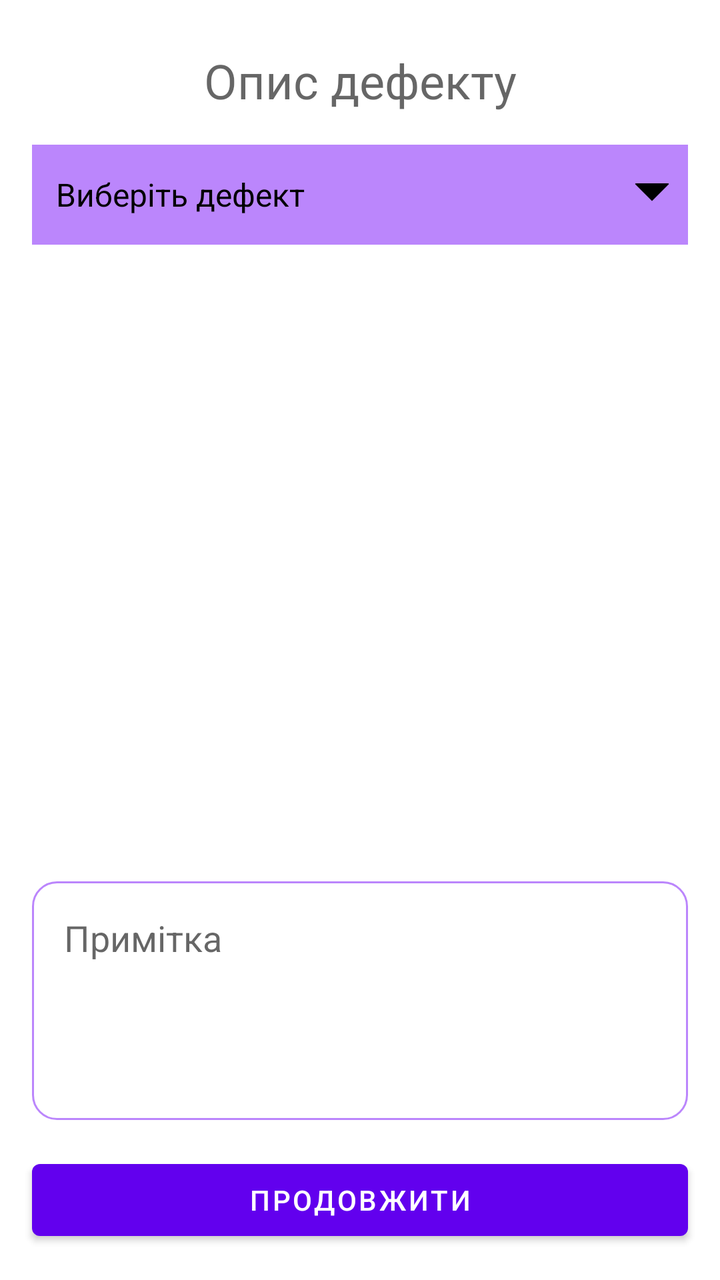
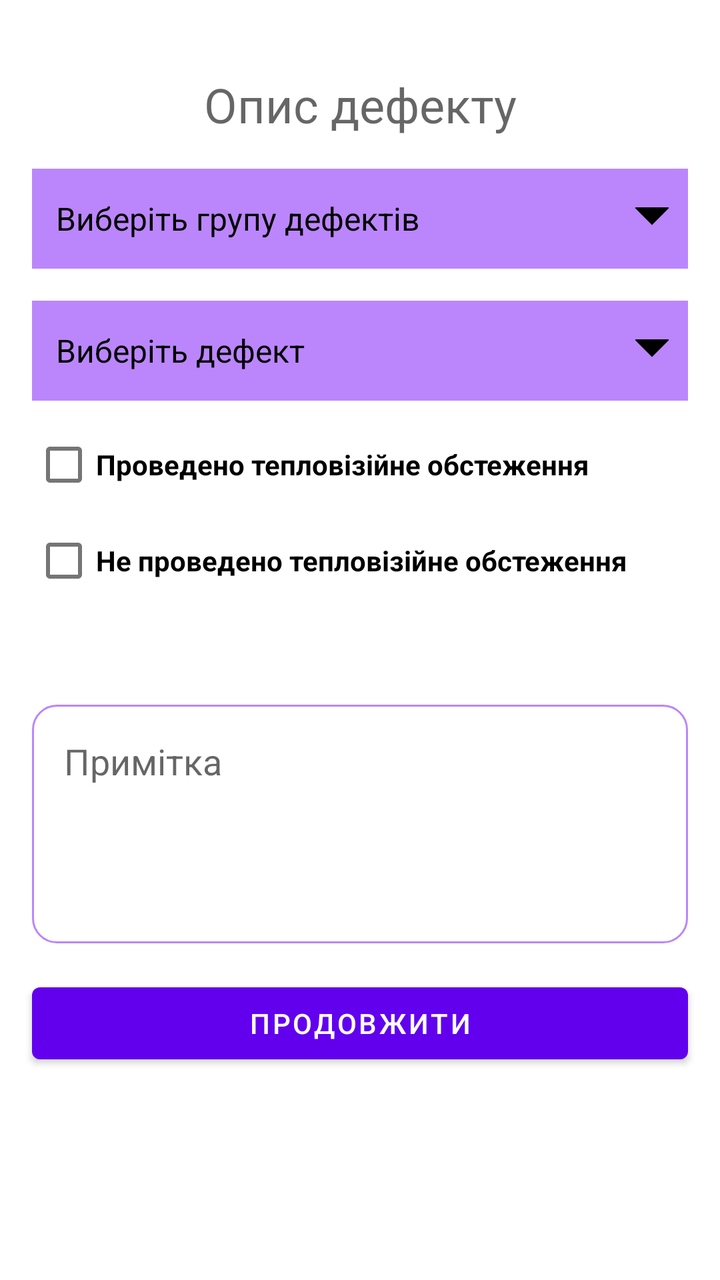

Compare the two renders of this Android layout. The source of the first and the diff that turns it into the second are given below.
<!-- AndroidManifest.xml: application theme Theme.DefectFinder -->
<!-- res/layout/activity_defect.xml -->
<?xml version="1.0" encoding="utf-8"?>
<androidx.constraintlayout.widget.ConstraintLayout xmlns:android="http://schemas.android.com/apk/res/android"
    xmlns:app="http://schemas.android.com/apk/res-auto"
    xmlns:tools="http://schemas.android.com/tools"
    android:layout_width="match_parent"
    android:layout_height="match_parent"
    tools:context=".DefectActivity">

    <TextView
        android:id="@+id/activity_name"
        android:layout_width="match_parent"
        android:layout_height="wrap_content"
        android:layout_marginTop="24dp"
        android:text="@string/defect_info"
        android:textAlignment="center"
        android:textAppearance="@style/TextAppearance.MaterialComponents.Headline3"
        android:textSize="24sp"
        app:layout_constraintEnd_toEndOf="parent"
        app:layout_constraintStart_toStartOf="parent"
        app:layout_constraintTop_toTopOf="parent" />

    <TextView
        android:id="@+id/searchableSpinner"
        android:layout_width="match_parent"
        android:layout_height="50dp"
        android:background="@drawable/spinner_bg"
        android:padding="12dp"
        android:layout_marginStart="16dp"
        android:layout_marginTop="16dp"
        android:layout_marginEnd="16dp"
        android:textSize="16sp"
        android:textColor="@color/black"
        android:gravity="center|left"
        android:text="Виберіть дефект"
        app:layout_constraintEnd_toEndOf="parent"
        app:layout_constraintStart_toStartOf="parent"
        app:layout_constraintTop_toBottomOf="@id/activity_name" />

    <GridView
        android:id="@+id/photo_layout"
        android:layout_width="match_parent"
        android:layout_height="0dp"
        android:layout_centerInParent="true"
        android:layout_marginStart="16dp"
        android:layout_marginTop="16dp"
        android:layout_marginEnd="16dp"
        android:layout_marginBottom="16dp"
        android:horizontalSpacing="5dp"
        android:numColumns="3"
        android:stretchMode="columnWidth"
        android:verticalSpacing="5dp"
        app:layout_constraintBottom_toTopOf="@id/adds"
        app:layout_constraintEnd_toEndOf="parent"
        app:layout_constraintStart_toStartOf="parent"
        app:layout_constraintTop_toBottomOf="@id/searchableSpinner" />

    <EditText
        android:id="@+id/adds"
        android:inputType="textMultiLine"
        android:lines="4"
        android:minLines="4"
        android:maxLines="5"
        android:gravity="top|left"
        android:hint="@string/note"
        android:background="@drawable/edit_text_border"
        android:layout_margin="16dp"
        android:padding="16dp"
        android:layout_height="wrap_content"
        android:layout_width="match_parent"
        android:scrollbars="vertical"
        app:layout_constraintTop_toBottomOf="@id/photo_layout"
        app:layout_constraintBottom_toTopOf="@id/continue_btn"
        app:layout_constraintStart_toStartOf="parent"
        app:layout_constraintEnd_toEndOf="parent"
    />

    <Button
        android:id="@+id/continue_btn"
        android:layout_width="match_parent"
        android:layout_height="wrap_content"
        android:layout_marginStart="16dp"
        android:layout_marginEnd="16dp"
        android:layout_marginBottom="16dp"
        android:text="@string/go_continue"
        app:layout_constraintBottom_toBottomOf="parent"
        app:layout_constraintEnd_toEndOf="parent"
        app:layout_constraintStart_toStartOf="parent" />

</androidx.constraintlayout.widget.ConstraintLayout>
<!-- resources referenced by this layout -->
<resources>
  <color name="black">#FF000000</color>
  <!-- drawable edit_text_border (drawable) -->
  <shape
      xmlns:android="http://schemas.android.com/apk/res/android"
      android:shape="rectangle">
      <solid
          android:color="@android:color/transparent"/>
  
      <corners
          android:bottomRightRadius="12dp"
          android:bottomLeftRadius="12dp"
          android:topLeftRadius="12dp"
          android:topRightRadius="12dp"/>
      <stroke
          android:color="@color/purple_200"
          android:width="1dp"/>
  </shape>
  <!-- drawable spinner_bg (drawable) -->
  <?xml version="1.0" encoding="utf-8"?>
  <layer-list xmlns:android="http://schemas.android.com/apk/res/android">
      <item>
          <shape android:shape="rectangle">
              <solid android:color="@color/purple_200"/>
              <corners android:radius="0dp" />
          </shape>
      </item>
      <item android:gravity="center_vertical|right" android:right="8dp">
          <layer-list>
              <item android:width="12dp" android:height="12dp"  android:gravity="center" android:bottom="10dp">
                  <rotate
                      android:fromDegrees="45"
                      android:toDegrees="45">
                      <shape android:shape="rectangle">
                          <solid android:color="#000000" />
                          <stroke android:color="#000000" android:width="1dp"/>
                      </shape>
                  </rotate>
              </item>
              <item android:width="20dp" android:height="10dp" android:bottom="21dp" android:gravity="center">
                  <shape android:shape="rectangle">
                      <solid android:color="@color/purple_200"/>
                  </shape>
              </item>
          </layer-list>
      </item>
  </layer-list>
  <string name="defect_info">Опис дефекту</string>
  <string name="go_continue">Продовжити</string>
  <string name="note">Примітка</string>
  <style name="Theme.DefectFinder" parent="Theme.MaterialComponents.DayNight.DarkActionBar">
          
          <item name="colorPrimary">@color/purple_500</item>
          <item name="colorPrimaryVariant">@color/purple_700</item>
          <item name="colorOnPrimary">@color/white</item>
          
          <item name="colorSecondary">@color/teal_200</item>
          <item name="colorSecondaryVariant">@color/teal_700</item>
          <item name="colorOnSecondary">@color/black</item>
          
          <item name="android:statusBarColor" tools:targetApi="l">?attr/colorPrimaryVariant</item>
          
      </style>
  <color name="purple_200">#FFBB86FC</color>
  <color name="purple_500">#FF6200EE</color>
  <color name="purple_700">#FF3700B3</color>
  <color name="white">#FFFFFFFF</color>
  <color name="teal_200">#FF03DAC5</color>
  <color name="teal_700">#FF018786</color>
</resources>

<!-- the commit's change to res/layout/activity_defect.xml (unified diff, before → after) -->
@@ -6,84 +6,155 @@
     android:layout_height="match_parent"
     tools:context=".DefectActivity">
 
-    <TextView
-        android:id="@+id/activity_name"
+    <ScrollView
+        android:id="@+id/scroll"
         android:layout_width="match_parent"
-        android:layout_height="wrap_content"
-        android:layout_marginTop="24dp"
-        android:text="@string/defect_info"
-        android:textAlignment="center"
-        android:textAppearance="@style/TextAppearance.MaterialComponents.Headline3"
-        android:textSize="24sp"
+        android:layout_height="match_parent"
+        android:fillViewport="true"
         app:layout_constraintEnd_toEndOf="parent"
         app:layout_constraintStart_toStartOf="parent"
-        app:layout_constraintTop_toTopOf="parent" />
+        app:layout_constraintTop_toTopOf="parent">
 
-    <TextView
-        android:id="@+id/searchableSpinner"
-        android:layout_width="match_parent"
-        android:layout_height="50dp"
-        android:background="@drawable/spinner_bg"
-        android:padding="12dp"
-        android:layout_marginStart="16dp"
-        android:layout_marginTop="16dp"
-        android:layout_marginEnd="16dp"
-        android:textSize="16sp"
-        android:textColor="@color/black"
-        android:gravity="center|left"
-        android:text="Виберіть дефект"
-        app:layout_constraintEnd_toEndOf="parent"
-        app:layout_constraintStart_toStartOf="parent"
-        app:layout_constraintTop_toBottomOf="@id/activity_name" />
+        <LinearLayout
+            android:layout_width="match_parent"
+            android:layout_height="wrap_content"
+            android:orientation="vertical">
 
-    <GridView
-        android:id="@+id/photo_layout"
-        android:layout_width="match_parent"
-        android:layout_height="0dp"
-        android:layout_centerInParent="true"
-        android:layout_marginStart="16dp"
-        android:layout_marginTop="16dp"
-        android:layout_marginEnd="16dp"
-        android:layout_marginBottom="16dp"
-        android:horizontalSpacing="5dp"
-        android:numColumns="3"
-        android:stretchMode="columnWidth"
-        android:verticalSpacing="5dp"
-        app:layout_constraintBottom_toTopOf="@id/adds"
-        app:layout_constraintEnd_toEndOf="parent"
-        app:layout_constraintStart_toStartOf="parent"
-        app:layout_constraintTop_toBottomOf="@id/searchableSpinner" />
+            <TextView
+                android:id="@+id/activity_name"
+                android:layout_width="match_parent"
+                android:layout_height="wrap_content"
+                android:layout_marginTop="36dp"
+                android:text="@string/defect_info"
+                android:textAlignment="center"
+                android:textAppearance="@style/TextAppearance.MaterialComponents.Headline3"
+                android:textSize="24sp" />
 
-    <EditText
-        android:id="@+id/adds"
-        android:inputType="textMultiLine"
-        android:lines="4"
-        android:minLines="4"
-        android:maxLines="5"
-        android:gravity="top|left"
-        android:hint="@string/note"
-        android:background="@drawable/edit_text_border"
-        android:layout_margin="16dp"
-        android:padding="16dp"
-        android:layout_height="wrap_content"
-        android:layout_width="match_parent"
-        android:scrollbars="vertical"
-        app:layout_constraintTop_toBottomOf="@id/photo_layout"
-        app:layout_constraintBottom_toTopOf="@id/continue_btn"
-        app:layout_constraintStart_toStartOf="parent"
-        app:layout_constraintEnd_toEndOf="parent"
-    />
+            <TextView
+                android:id="@+id/defect_group"
+                android:layout_width="match_parent"
+                android:layout_height="50dp"
+                android:background="@drawable/spinner_bg"
+                android:padding="12dp"
+                android:layout_marginStart="16dp"
+                android:layout_marginTop="16dp"
+                android:layout_marginEnd="16dp"
+                android:textSize="16sp"
+                android:textColor="@color/black"
+                android:gravity="center|left"
+                android:text="Виберіть групу дефектів" />
 
-    <Button
-        android:id="@+id/continue_btn"
-        android:layout_width="match_parent"
-        android:layout_height="wrap_content"
-        android:layout_marginStart="16dp"
-        android:layout_marginEnd="16dp"
-        android:layout_marginBottom="16dp"
-        android:text="@string/go_continue"
-        app:layout_constraintBottom_toBottomOf="parent"
-        app:layout_constraintEnd_toEndOf="parent"
-        app:layout_constraintStart_toStartOf="parent" />
+            <TextView
+                android:id="@+id/defect_subgroup"
+                android:layout_width="match_parent"
+                android:layout_height="50dp"
+                android:background="@drawable/spinner_bg"
+                android:padding="12dp"
+                android:layout_marginStart="16dp"
+                android:layout_marginTop="16dp"
+                android:layout_marginEnd="16dp"
+                android:textSize="16sp"
+                android:textColor="@color/black"
+                android:gravity="center|left"
+                android:text="Виберіть підгрупу дефектів"
+                android:visibility="gone" />
 
+            <TextView
+                android:id="@+id/searchableSpinner"
+                android:layout_width="match_parent"
+                android:layout_height="50dp"
+                android:background="@drawable/spinner_bg"
+                android:padding="12dp"
+                android:layout_marginStart="16dp"
+                android:layout_marginTop="16dp"
+                android:layout_marginEnd="16dp"
+                android:textSize="16sp"
+                android:textColor="@color/black"
+                android:gravity="center|left"
+                android:text="Виберіть дефект" />
+
+            <LinearLayout
+                android:id="@+id/thermal_box"
+                android:layout_width="match_parent"
+                android:layout_height="wrap_content"
+                android:orientation="vertical"
+                android:layout_marginStart="16dp"
+                android:layout_marginEnd="16dp"
+                android:layout_marginTop="8dp">
+
+                <CheckBox
+                    android:id="@+id/cb_thermal_done"
+                    android:layout_width="match_parent"
+                    android:layout_height="wrap_content"
+                    android:text="@string/thermal_done_ok"
+                    android:textStyle="bold" />
+
+                <CheckBox
+                    android:id="@+id/cb_thermal_not_done"
+                    android:layout_width="match_parent"
+                    android:layout_height="wrap_content"
+                    android:text="@string/thermal_not_done"
+                    android:textStyle="bold" />
+
+                <LinearLayout
+                    android:id="@+id/defects_box"
+                    android:layout_width="match_parent"
+                    android:layout_height="wrap_content"
+                    android:orientation="vertical"
+                    android:layout_marginStart="24dp"
+                    android:visibility="gone">
+
+                    <CheckBox
+                        android:id="@+id/cb_defects_found"
+                        android:layout_width="match_parent"
+                        android:layout_height="wrap_content"
+                        android:text="@string/defects_found" />
+
+                    <CheckBox
+                        android:id="@+id/cb_defects_absent"
+                        android:layout_width="match_parent"
+                        android:layout_height="wrap_content"
+                        android:text="@string/defects_absent" />
+                </LinearLayout>
+            </LinearLayout>
+
+            <GridView
+                android:id="@+id/photo_layout"
+                android:layout_width="match_parent"
+                android:layout_height="wrap_content"
+                android:layout_marginStart="16dp"
+                android:layout_marginTop="16dp"
+                android:layout_marginEnd="16dp"
+                android:layout_marginBottom="16dp"
+                android:horizontalSpacing="5dp"
+                android:numColumns="3"
+                android:stretchMode="columnWidth"
+                android:verticalSpacing="5dp" />
+
+            <EditText
+                android:id="@+id/adds"
+                android:inputType="textMultiLine"
+                android:lines="4"
+                android:minLines="4"
+                android:maxLines="5"
+                android:gravity="top|left"
+                android:hint="@string/note"
+                android:background="@drawable/edit_text_border"
+                android:layout_margin="16dp"
+                android:padding="16dp"
+                android:layout_height="wrap_content"
+                android:layout_width="match_parent"
+                android:scrollbars="vertical" />
+
+            <Button
+                android:id="@+id/continue_btn"
+                android:layout_width="match_parent"
+                android:layout_height="wrap_content"
+                android:layout_marginStart="16dp"
+                android:layout_marginEnd="16dp"
+                android:layout_marginBottom="16dp"
+                android:text="@string/go_continue" />
+
+        </LinearLayout>
+    </ScrollView>
 </androidx.constraintlayout.widget.ConstraintLayout>
<!-- resource entries referenced after the edit -->
@@ -47,8 +47,12 @@
       </item>
   </layer-list>
   <string name="defect_info">Опис дефекту</string>
+  <string name="defects_absent">Дефекти відсутні</string>
+  <string name="defects_found">Виявлено дефекти</string>
   <string name="go_continue">Продовжити</string>
   <string name="note">Примітка</string>
+  <string name="thermal_done_ok">Проведено тепловізійне обстеження</string>
+  <string name="thermal_not_done">Не проведено тепловізійне обстеження</string>
   <style name="Theme.DefectFinder" parent="Theme.MaterialComponents.DayNight.DarkActionBar">
           
           <item name="colorPrimary">@color/purple_500</item>
@@ -61,6 +65,8 @@
           
           <item name="android:statusBarColor" tools:targetApi="l">?attr/colorPrimaryVariant</item>
           
+          <item name="android:windowOptOutEdgeToEdgeEnforcement" tools:targetApi="35">true</item>
+          
       </style>
   <color name="purple_200">#FFBB86FC</color>
   <color name="purple_500">#FF6200EE</color>
